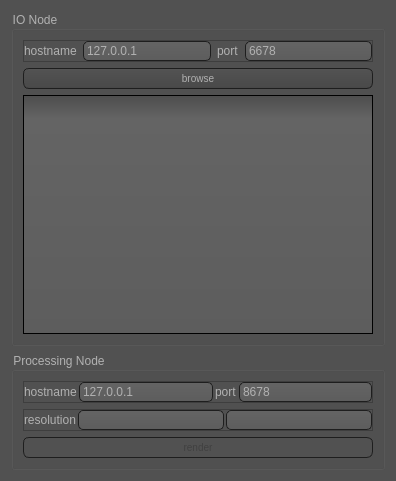
First picture: the form in src/frontend-qt-waschk/connectionsettings.ui, repository HPC-Group/Trinity, before the edit.
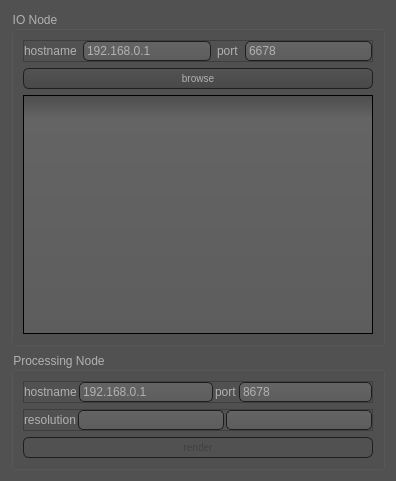
Second picture: the form after the edit.

Patch:
```diff
--- a/src/frontend-qt-waschk/connectionsettings.ui
+++ b/src/frontend-qt-waschk/connectionsettings.ui
@@ -497,7 +497,7 @@
          <item row="0" column="1">
           <widget class="QLineEdit" name="io_hostname">
            <property name="text">
-            <string>127.0.0.1</string>
+            <string>192.168.0.1</string>
            </property>
           </widget>
          </item>
@@ -585,7 +585,7 @@
          <item>
           <widget class="QLineEdit" name="proc_hostname">
            <property name="text">
-            <string>127.0.0.1</string>
+            <string>192.168.0.1</string>
            </property>
           </widget>
          </item>
```
